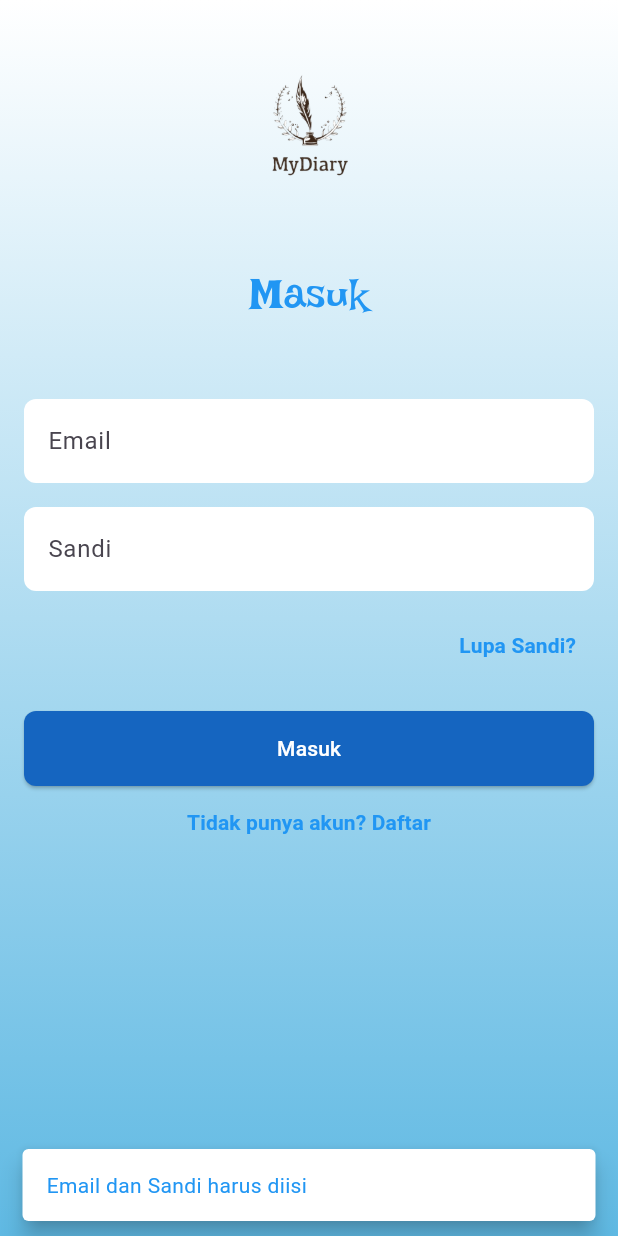
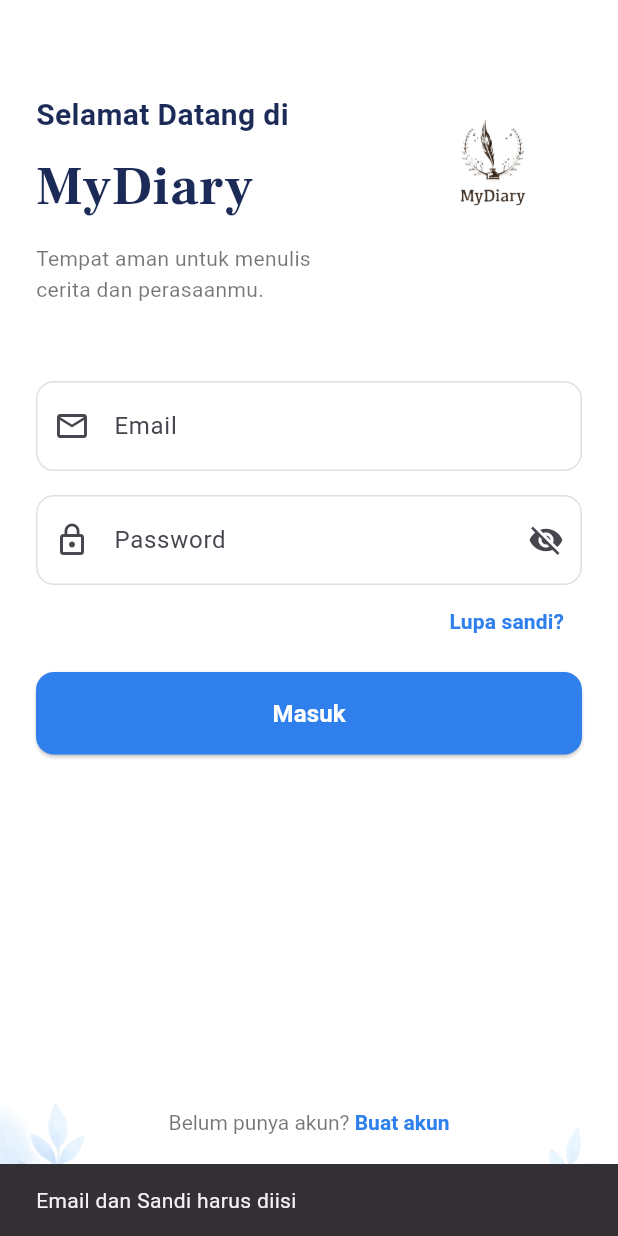
Before and after one commit to uinsaga-pmob/3A-02, a Flutter app: the screen it shows after launch, after a tap on "Masuk", on a phone screen of 412 x 824 dp. Run offline on Flutter 3.47's test engine with Material 3 defaults, Android fonts, the phone set to English and light mode, and no system bars; our stand-ins replace image_picker, shared_preferences, sqflite; accounts and stored records are empty.

Commit message:
new login

```diff
--- a/lib/login_page.dart
+++ b/lib/login_page.dart
@@ -15,307 +15,220 @@
   Widget build(BuildContext context) {
     return SafeArea(
       child: Scaffold(
+        backgroundColor: Colors.white,
         resizeToAvoidBottomInset: true,
-
         body: SingleChildScrollView(
-          child: Container(
-            constraints: BoxConstraints(
-              minHeight: MediaQuery.of(context).size.height,
-            ),
-
-            decoration: BoxDecoration(
-              gradient: LinearGradient(
-                begin: Alignment.topCenter,
-                end: Alignment.bottomCenter,
-                colors: [Colors.white, Color(0xFF5FB9E3)],
-              ),
-            ),
-
-            padding: const EdgeInsets.all(16.0),
-
-            child: Padding(
-              padding: EdgeInsets.only(
-                bottom: MediaQuery.of(context).viewInsets.bottom,
-              ),
-
-              child: Column(
+          child: SizedBox(
+            height: MediaQuery.of(context).size.height,
+            child: Stack(
               children: [
-                  Image.asset(
-                    'assets/images/mydiary.png',
-                    width: 140,
-                    height: 140,
-                  ),
-
-                  SizedBox(height: 20),
-
-                  // JUDUL
-                  Text(
-                    "Masuk",
-
-                    style: TextStyle(
-                      fontFamily: "IrishGrover",
-                      fontSize: 28,
-                      color: Colors.blue,
-                    ),
-                  ),
-
-                  SizedBox(height: 50),
-
-                  // FIELD EMAIL
-                  TextField(
-                    controller: emailController,
-
-                    decoration: InputDecoration(
-                      filled: true,
-                      fillColor: Colors.white,
-                      hintText: "Email",
-
-                      border: OutlineInputBorder(
-                        borderRadius: BorderRadius.circular(8),
-                        borderSide: BorderSide.none,
+                Positioned(
+                  bottom: 0,
+                  left: 0,
+                  right: 0,
+                  child: Opacity(
+                    opacity: 1,
+                    child: Image.asset(
+                      "assets/images/leaf_bottom.png",
+                      fit: BoxFit.cover,
+                      height: 180,
                     ),
                   ),
                 ),
 
-                  // FIELD PASSWORD
-                  SizedBox(height: 16),
+                Padding(
+                  padding: const EdgeInsets.symmetric(
+                    horizontal: 24,
+                    vertical: 32,
+                  ),
+                  child: Column(
+                    crossAxisAlignment: CrossAxisAlignment.start,
+                    children: [
+                      const SizedBox(height: 30),
+
+                      Row(
+                        crossAxisAlignment: CrossAxisAlignment.start,
+                        children: [
+                          Expanded(
+                            child: Column(
+                              crossAxisAlignment: CrossAxisAlignment.start,
+                              children: const [
+                                Text(
+                                  "Selamat Datang di",
+                                  style: TextStyle(
+                                    fontSize: 20,
+                                    color: Color(0xFF1B2A57),
+                                    fontWeight: FontWeight.w600,
+                                  ),
+                                ),
+
+                                SizedBox(height: 8),
+
+                                Text(
+                                  "MyDiary",
+                                  style: TextStyle(
+                                    fontFamily: "FrankRuhlLibre",
+                                    fontSize: 36,
+                                    fontWeight: FontWeight.bold,
+                                    color: Color(0xFF1B2A57),
+                                  ),
+                                ),
+
+                                SizedBox(height: 12),
+
+                                Text(
+                                  "Tempat aman untuk menulis\ncerita dan perasaanmu.",
+                                  style: TextStyle(
+                                    fontSize: 14,
+                                    color: Colors.black54,
+                                    height: 1.5,
+                                  ),
+                                ),
+                              ],
+                            ),
+                          ),
+
+                          Image.asset("assets/images/mydiary.png", width: 120),
+                        ],
+                      ),
+
+                      const SizedBox(height: 50),
+
+                      TextField(
+                        controller: emailController,
+                        decoration: InputDecoration(
+                          hintText: "Email",
+                          prefixIcon: const Icon(Icons.email_outlined),
+                          filled: true,
+                          fillColor: Colors.white,
+                          contentPadding: const EdgeInsets.symmetric(
+                            vertical: 18,
+                          ),
+                          border: OutlineInputBorder(
+                            borderRadius: BorderRadius.circular(12),
+                            borderSide: BorderSide(color: Colors.grey.shade300),
+                          ),
+                          enabledBorder: OutlineInputBorder(
+                            borderRadius: BorderRadius.circular(12),
+                            borderSide: BorderSide(color: Colors.grey.shade300),
+                          ),
+                        ),
+                      ),
+
+                      const SizedBox(height: 16),
 
                       TextField(
                         controller: passwordController,
                         obscureText: true,
-
                         decoration: InputDecoration(
+                          hintText: "Password",
+                          prefixIcon: const Icon(Icons.lock_outline),
+                          suffixIcon: const Icon(Icons.visibility_off),
                           filled: true,
                           fillColor: Colors.white,
-                      hintText: "Sandi",
-
+                          contentPadding: const EdgeInsets.symmetric(
+                            vertical: 18,
+                          ),
                           border: OutlineInputBorder(
-                        borderRadius: BorderRadius.circular(8),
-                        borderSide: BorderSide.none,
+                            borderRadius: BorderRadius.circular(12),
+                            borderSide: BorderSide(color: Colors.grey.shade300),
+                          ),
+                          enabledBorder: OutlineInputBorder(
+                            borderRadius: BorderRadius.circular(12),
+                            borderSide: BorderSide(color: Colors.grey.shade300),
                           ),
                         ),
                       ),
 
-                  // LUPA SANDI
-                  SizedBox(height: 12),
-
                       Align(
                         alignment: Alignment.centerRight,
-
                         child: TextButton(
                           onPressed: () {
-                        final TextEditingController resetEmailController =
-                            TextEditingController();
-
-                        showDialog(
-                          context: context,
-
-                          builder: (BuildContext context) {
-                            return AlertDialog(
-                              title: Row(
-                                children: [
-                                  Icon(Icons.lock_reset, color: Colors.blue),
-
-                                  SizedBox(width: 8),
-
-                                  Text("Lupa Sandi?"),
-                                ],
-                              ),
-
-                              content: Column(
-                                mainAxisSize: MainAxisSize.min,
-                                crossAxisAlignment: CrossAxisAlignment.start,
-
-                                children: [
-                                  Text(
-                                    "Masukkan email anda untuk menerima instruksi reset sandi.",
-                                  ),
-
-                                  SizedBox(height: 12),
-
-                                  TextField(
-                                    controller: resetEmailController,
-
-                                    decoration: InputDecoration(
-                                      hintText: "Masukkan email",
-
-                                      prefixIcon: Icon(Icons.email),
-
-                                      border: OutlineInputBorder(
-                                        borderRadius: BorderRadius.circular(8),
-                                      ),
-                                    ),
-                                  ),
-                                ],
-                              ),
-
-                              actions: [
-                                TextButton(
-                                  onPressed: () => Navigator.pop(context),
-
-                                  child: Text("Batal"),
-                                ),
-
-                                ElevatedButton(
-                                  onPressed: () {
-                                    if (resetEmailController.text
-                                        .trim()
-                                        .isEmpty) {
-                                      ScaffoldMessenger.of(
-                                        context,
-                                      ).showSnackBar(
-                                        SnackBar(
-                                          behavior: SnackBarBehavior.floating,
-
-                                          backgroundColor: Colors.white,
-
-                                          content: Text(
-                                            "Email harus diisi",
-
+                            // pakai kode lupa sandi milikmu
+                          },
+                          child: const Text(
+                            "Lupa sandi?",
                             style: TextStyle(
-                                              color: Colors.blue,
-                                            ),
-                                          ),
-                                        ),
-                                      );
-                                    } else {
-                                      Navigator.pop(context);
-
-                                      Navigator.push(
-                                        context,
-
-                                        MaterialPageRoute(
-                                          builder: (context) => ResetPage(),
-                                        ),
-                                      );
-                                    }
-                                  },
-
-                                  style: ElevatedButton.styleFrom(
-                                    backgroundColor: Colors.blue,
-                                  ),
-
-                                  child: Text(
-                                    "Kirim",
-
-                                    style: TextStyle(color: Colors.white),
-                                  ),
-                                ),
-                              ],
-                            );
-                          },
-                        );
-                      },
-
-                      child: Text(
-                        "Lupa Sandi?",
-
-                        style: TextStyle(
-                          fontWeight: FontWeight.bold,
-                          fontSize: 14,
-                          color: Colors.blue,
+                              color: Color(0xFF2F80ED),
+                              fontWeight: FontWeight.w600,
                             ),
                           ),
                         ),
                       ),
 
-                  // BUTTON LOGIN
-                  SizedBox(height: 20),
+                      const SizedBox(height: 10),
 
-                  ElevatedButton(
+                      SizedBox(
+                        width: double.infinity,
+                        height: 55,
+                        child: ElevatedButton(
                           onPressed: () async {
                             if (emailController.text.isEmpty ||
                                 passwordController.text.isEmpty) {
                               ScaffoldMessenger.of(context).showSnackBar(
-                          SnackBar(
-                            content: Text(
-                              "Email dan Sandi harus diisi",
-
-                              style: TextStyle(color: Colors.blue),
-                            ),
-
-                            backgroundColor: Colors.white,
-
-                            behavior: SnackBarBehavior.floating,
+                                const SnackBar(
+                                  content: Text("Email dan Sandi harus diisi"),
                                 ),
                               );
-                      } else {
-                        bool isLoginSuccess = await DBHelper.instance.loginUser(
+                              return;
+                            }
+
+                            bool isLoginSuccess = await DBHelper.instance
+                                .loginUser(
                                   emailController.text.trim(),
                                   passwordController.text.trim(),
                                 );
 
                             if (isLoginSuccess) {
-                          ScaffoldMessenger.of(context).showSnackBar(
-                            SnackBar(
-                              content: Text(
-                                "Login berhasil",
-
-                                style: TextStyle(color: Colors.blue),
-                              ),
-
-                              backgroundColor: Colors.white,
-
-                              behavior: SnackBarBehavior.floating,
-                            ),
-                          );
-
                               Navigator.push(
                                 context,
-
-                            MaterialPageRoute(
-                              builder: (context) => DatangPage(),
-                            ),
+                                MaterialPageRoute(builder: (_) => DatangPage()),
                               );
                             } else {
                               ScaffoldMessenger.of(context).showSnackBar(
-                            SnackBar(
-                              content: Text(
-                                "Email atau sandi salah",
-
-                                style: TextStyle(color: Colors.blue),
-                              ),
-
-                              backgroundColor: Colors.white,
-
-                              behavior: SnackBarBehavior.floating,
+                                const SnackBar(
+                                  content: Text("Email atau sandi salah"),
                                 ),
                               );
                             }
-                      }
                           },
-
                           style: ElevatedButton.styleFrom(
-                      backgroundColor: Colors.blue[800],
-
+                            backgroundColor: const Color(0xFF2F80ED),
                             shape: RoundedRectangleBorder(
-                        borderRadius: BorderRadius.circular(8),
+                              borderRadius: BorderRadius.circular(12),
+                            ),
+                          ),
+                          child: const Text(
+                            "Masuk",
+                            style: TextStyle(
+                              color: Colors.white,
+                              fontSize: 16,
+                              fontWeight: FontWeight.w600,
+                            ),
+                          ),
+                        ),
                       ),
 
-                      minimumSize: Size(double.infinity, 50),
-                    ),
+                      const Spacer(),
 
-                    child: Text("Masuk", style: TextStyle(color: Colors.white)),
-                  ),
-
-                  // BUTTON REGISTER
-                  TextButton(
+                      Center(
+                        child: TextButton(
                           onPressed: () {
                             Navigator.push(
                               context,
-
-                        MaterialPageRoute(builder: (context) => RegisterPage()),
+                              MaterialPageRoute(builder: (_) => RegisterPage()),
                             );
                           },
-
-                    child: Text(
-                      "Tidak punya akun? Daftar",
-
+                          child: RichText(
+                            text: const TextSpan(
+                              style: TextStyle(color: Colors.black54),
+                              children: [
+                                TextSpan(text: "Belum punya akun? "),
+                                TextSpan(
+                                  text: "Buat akun",
                                   style: TextStyle(
+                                    color: Color(0xFF2F80ED),
                                     fontWeight: FontWeight.bold,
-                        fontSize: 14,
-                        color: Colors.blue,
-                      ),
                                   ),
                                 ),
                               ],
@@ -323,6 +236,15 @@
                           ),
                         ),
                       ),
+
+                      const SizedBox(height: 20),
+                    ],
+                  ),
+                ),
+              ],
+            ),
+          ),
+        ),
       ),
     );
   }
--- a/pubspec.yaml
+++ b/pubspec.yaml
@@ -31,6 +31,7 @@
      - assets/images/mydiary.png
      - assets/images/profil.png
      - assets/images/logo.png
+     - assets/images/leaf_bottom.png
 
   fonts:
      - family: IrishGrover
```
Also changed, not shown: assets/images/leaf_bottom.png (added). Lines whose indentation alone changed are shown as unchanged.
